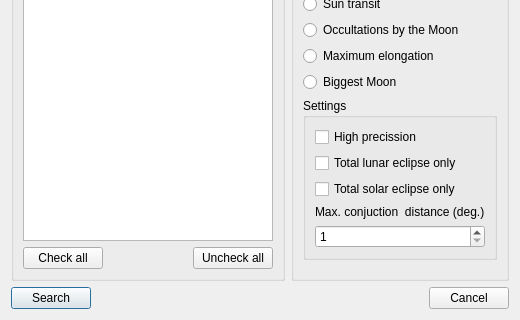
Qt form ceventsearch.ui (PavelMr/skytechx) before a commit; both pictures show x 0 to 520 and y 243 to 563 of the 520 by 563 pixel window.
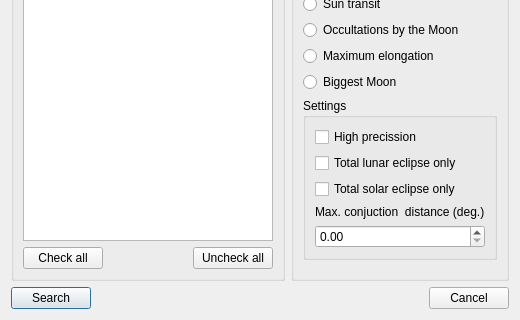
The same form after that commit.

What changed in the file:
```diff
--- a/ceventsearch.ui
+++ b/ceventsearch.ui
@@ -226,16 +226,6 @@
                <string>Settings</string>
               </property>
               <layout class="QGridLayout" name="gridLayout_2">
-               <item row="4" column="0">
-                <widget class="QSpinBox" name="spinBox">
-                 <property name="minimum">
-                  <number>1</number>
-                 </property>
-                 <property name="maximum">
-                  <number>25</number>
-                 </property>
-                </widget>
-               </item>
                <item row="1" column="0">
                 <widget class="QCheckBox" name="checkBox_2">
                  <property name="text">
@@ -264,6 +254,16 @@
                  </property>
                 </widget>
                </item>
+               <item row="4" column="0">
+                <widget class="QDoubleSpinBox" name="spinBox">
+                 <property name="minimum">
+                  <double>0.000000000000000</double>
+                 </property>
+                 <property name="maximum">
+                  <double>45.000000000000000</double>
+                 </property>
+                </widget>
+               </item>
               </layout>
              </widget>
             </item>
```
